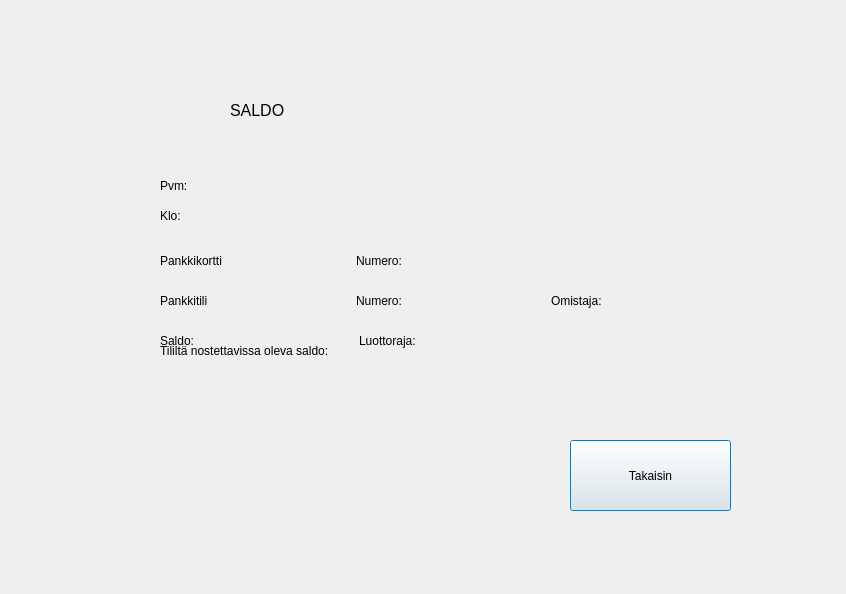
Qt form bankautomat/saldo.ui (tvt21kmo-bank-project/group_8) before a commit.
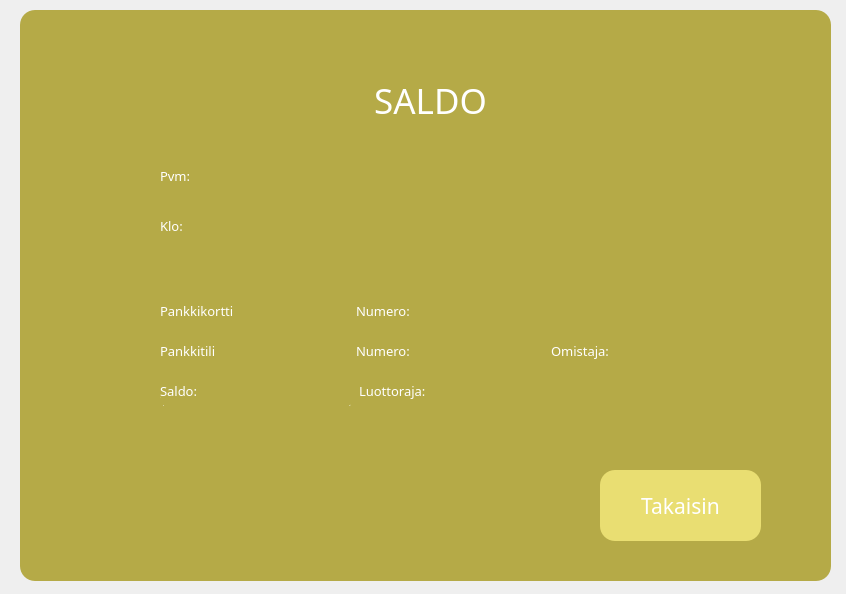
The same form after that commit.

Patch:
```diff
--- a/bankautomat/saldo.ui
+++ b/bankautomat/saldo.ui
@@ -13,24 +13,39 @@
   <property name="windowTitle">
    <string>Dialog</string>
   </property>
-  <widget class="QPushButton" name="btnTakaisin">
-   <property name="geometry">
-    <rect>
-     <x>570</x>
-     <y>440</y>
-     <width>161</width>
-     <height>71</height>
-    </rect>
-   </property>
-   <property name="text">
-    <string>Takaisin</string>
-   </property>
-  </widget>
+  <property name="styleSheet">
+   <string notr="true"> *
+{
+font: century gothic;
+color:white;
+}
+QPushButton
+{
+background:#e9de72;
+border-radius:60px;
+
+}
+QPushButton
+{
+color:;
+border-radius:15px;
+}
+QFrame
+{
+background:#b5aa47;
+border-radius:15px;
+}
+QTextEdit
+{
+font: century gothic;
+color:white;
+}</string>
+  </property>
   <widget class="QWidget" name="horizontalLayoutWidget">
    <property name="geometry">
     <rect>
      <x>160</x>
-     <y>240</y>
+     <y>290</y>
      <width>581</width>
      <height>41</height>
     </rect>
@@ -38,6 +53,15 @@
    <layout class="QHBoxLayout" name="horizontalLayout">
     <item>
      <widget class="QLabel" name="labelOtsikkoKortti">
+      <property name="font">
+       <font>
+        <family>gothic</family>
+        <pointsize>10</pointsize>
+        <weight>50</weight>
+        <italic>false</italic>
+        <bold>false</bold>
+       </font>
+      </property>
       <property name="text">
        <string>Pankkikortti</string>
       </property>
@@ -45,6 +69,15 @@
     </item>
     <item>
      <widget class="QLabel" name="labelKorttiNumero">
+      <property name="font">
+       <font>
+        <family>gothic</family>
+        <pointsize>10</pointsize>
+        <weight>50</weight>
+        <italic>false</italic>
+        <bold>false</bold>
+       </font>
+      </property>
       <property name="text">
        <string>Numero: </string>
       </property>
@@ -52,6 +85,15 @@
     </item>
     <item>
      <widget class="QLabel" name="labelKorttityyppi">
+      <property name="font">
+       <font>
+        <family>gothic</family>
+        <pointsize>10</pointsize>
+        <weight>50</weight>
+        <italic>false</italic>
+        <bold>false</bold>
+       </font>
+      </property>
       <property name="text">
        <string/>
       </property>
@@ -63,7 +105,7 @@
    <property name="geometry">
     <rect>
      <x>160</x>
-     <y>320</y>
+     <y>370</y>
      <width>391</width>
      <height>61</height>
     </rect>
@@ -71,6 +113,15 @@
    <layout class="QHBoxLayout" name="horizontalLayout_3">
     <item>
      <widget class="QLabel" name="labelOtsikkoSaldo">
+      <property name="font">
+       <font>
+        <family>gothic</family>
+        <pointsize>10</pointsize>
+        <weight>50</weight>
+        <italic>false</italic>
+        <bold>false</bold>
+       </font>
+      </property>
       <property name="text">
        <string>Tililtä nostettavissa oleva saldo:</string>
       </property>
@@ -78,6 +129,15 @@
     </item>
     <item>
      <widget class="QLabel" name="labelNostettavaSaldo">
+      <property name="font">
+       <font>
+        <family>gothic</family>
+        <pointsize>10</pointsize>
+        <weight>50</weight>
+        <italic>false</italic>
+        <bold>false</bold>
+       </font>
+      </property>
       <property name="text">
        <string/>
       </property>
@@ -89,7 +149,7 @@
    <property name="geometry">
     <rect>
      <x>160</x>
-     <y>280</y>
+     <y>330</y>
      <width>581</width>
      <height>41</height>
     </rect>
@@ -97,6 +157,15 @@
    <layout class="QHBoxLayout" name="horizontalLayout_2">
     <item>
      <widget class="QLabel" name="labelOtsikkoTili">
+      <property name="font">
+       <font>
+        <family>gothic</family>
+        <pointsize>10</pointsize>
+        <weight>50</weight>
+        <italic>false</italic>
+        <bold>false</bold>
+       </font>
+      </property>
       <property name="text">
        <string>Pankkitili</string>
       </property>
@@ -104,6 +173,15 @@
     </item>
     <item>
      <widget class="QLabel" name="labelTilinumero">
+      <property name="font">
+       <font>
+        <family>gothic</family>
+        <pointsize>10</pointsize>
+        <weight>50</weight>
+        <italic>false</italic>
+        <bold>false</bold>
+       </font>
+      </property>
       <property name="text">
        <string>Numero: </string>
       </property>
@@ -111,6 +189,15 @@
     </item>
     <item>
      <widget class="QLabel" name="labelTiliOmistaja">
+      <property name="font">
+       <font>
+        <family>gothic</family>
+        <pointsize>10</pointsize>
+        <weight>50</weight>
+        <italic>false</italic>
+        <bold>false</bold>
+       </font>
+      </property>
       <property name="text">
        <string>Omistaja: </string>
       </property>
@@ -122,42 +209,42 @@
    <property name="geometry">
     <rect>
      <x>160</x>
-     <y>175</y>
-     <width>251</width>
-     <height>21</height>
+     <y>155</y>
+     <width>261</width>
+     <height>41</height>
     </rect>
    </property>
+   <property name="font">
+    <font>
+     <family>gothic</family>
+     <pointsize>10</pointsize>
+     <weight>50</weight>
+     <italic>false</italic>
+     <bold>false</bold>
+    </font>
+   </property>
    <property name="text">
     <string>Pvm: </string>
    </property>
   </widget>
-  <widget class="QLabel" name="labelOtsikko">
-   <property name="geometry">
-    <rect>
-     <x>230</x>
-     <y>80</y>
-     <width>261</width>
-     <height>61</height>
-    </rect>
-   </property>
-   <property name="font">
-    <font>
-     <pointsize>12</pointsize>
-    </font>
-   </property>
-   <property name="text">
-    <string>SALDO</string>
-   </property>
-  </widget>
   <widget class="QLabel" name="labelKlo">
    <property name="geometry">
     <rect>
      <x>160</x>
      <y>205</y>
-     <width>231</width>
-     <height>21</height>
+     <width>261</width>
+     <height>41</height>
     </rect>
    </property>
+   <property name="font">
+    <font>
+     <family>gothic</family>
+     <pointsize>10</pointsize>
+     <weight>50</weight>
+     <italic>false</italic>
+     <bold>false</bold>
+    </font>
+   </property>
    <property name="text">
     <string>Klo: </string>
    </property>
@@ -166,7 +253,7 @@
    <property name="geometry">
     <rect>
      <x>160</x>
-     <y>320</y>
+     <y>370</y>
      <width>391</width>
      <height>41</height>
     </rect>
@@ -174,6 +261,15 @@
    <layout class="QHBoxLayout" name="horizontalLayout_4">
     <item>
      <widget class="QLabel" name="labelSaldo">
+      <property name="font">
+       <font>
+        <family>gothic</family>
+        <pointsize>10</pointsize>
+        <weight>50</weight>
+        <italic>false</italic>
+        <bold>false</bold>
+       </font>
+      </property>
       <property name="text">
        <string>Saldo: </string>
       </property>
@@ -181,6 +277,15 @@
     </item>
     <item>
      <widget class="QLabel" name="labelLuottoraja">
+      <property name="font">
+       <font>
+        <family>gothic</family>
+        <pointsize>10</pointsize>
+        <weight>50</weight>
+        <italic>false</italic>
+        <bold>false</bold>
+       </font>
+      </property>
       <property name="text">
        <string>Luottoraja: </string>
       </property>
@@ -188,6 +293,76 @@
     </item>
    </layout>
   </widget>
+  <widget class="QFrame" name="frame">
+   <property name="geometry">
+    <rect>
+     <x>20</x>
+     <y>10</y>
+     <width>811</width>
+     <height>571</height>
+    </rect>
+   </property>
+   <property name="frameShape">
+    <enum>QFrame::StyledPanel</enum>
+   </property>
+   <property name="frameShadow">
+    <enum>QFrame::Raised</enum>
+   </property>
+   <widget class="QPushButton" name="btnTakaisin">
+    <property name="geometry">
+     <rect>
+      <x>580</x>
+      <y>460</y>
+      <width>161</width>
+      <height>71</height>
+     </rect>
+    </property>
+    <property name="font">
+     <font>
+      <family>gothic</family>
+      <pointsize>16</pointsize>
+      <weight>50</weight>
+      <italic>false</italic>
+      <bold>false</bold>
+     </font>
+    </property>
+    <property name="text">
+     <string>Takaisin</string>
+    </property>
+   </widget>
+   <widget class="QLabel" name="labelOtsikko">
+    <property name="geometry">
+     <rect>
+      <x>280</x>
+      <y>60</y>
+      <width>261</width>
+      <height>61</height>
+     </rect>
+    </property>
+    <property name="font">
+     <font>
+      <family>gothic</family>
+      <pointsize>26</pointsize>
+      <weight>50</weight>
+      <italic>false</italic>
+      <bold>false</bold>
+     </font>
+    </property>
+    <property name="text">
+     <string>SALDO</string>
+    </property>
+    <property name="alignment">
+     <set>Qt::AlignCenter</set>
+    </property>
+   </widget>
+  </widget>
+  <zorder>frame</zorder>
+  <zorder>horizontalLayoutWidget</zorder>
+  <zorder>horizontalLayoutWidget_3</zorder>
+  <zorder>horizontalLayoutWidget_2</zorder>
+  <zorder>labelPvm</zorder>
+  <zorder>labelKlo</zorder>
+  <zorder>horizontalLayoutWidget_4</zorder>
  </widget>
  <resources/>
  <connections/>
```
